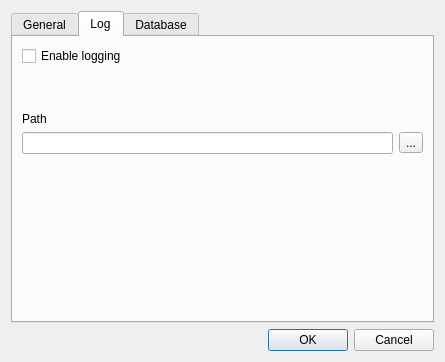
Old version of the form ui/settingsdialog.ui in the repository jgaa/whid.
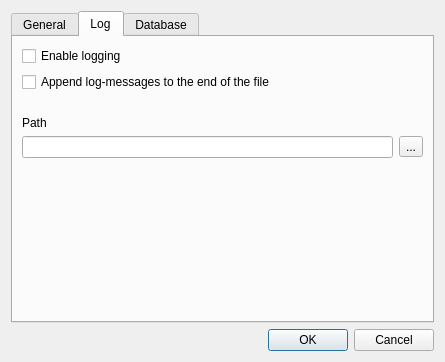
New version of the form.

```diff
--- a/ui/settingsdialog.ui
+++ b/ui/settingsdialog.ui
@@ -115,6 +115,13 @@
          </property>
         </widget>
        </item>
+       <item>
+        <widget class="QCheckBox" name="logAppendCheck">
+         <property name="text">
+          <string>Append log-messages to the end of the file</string>
+         </property>
+        </widget>
+       </item>
        <item>
         <spacer name="verticalSpacer_4">
          <property name="orientation">
```
